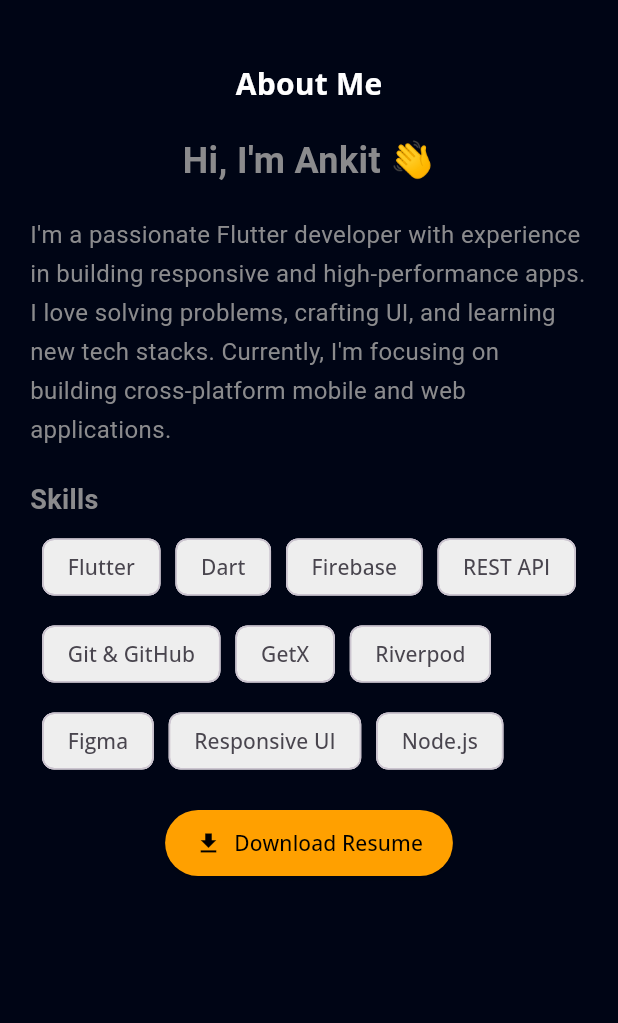
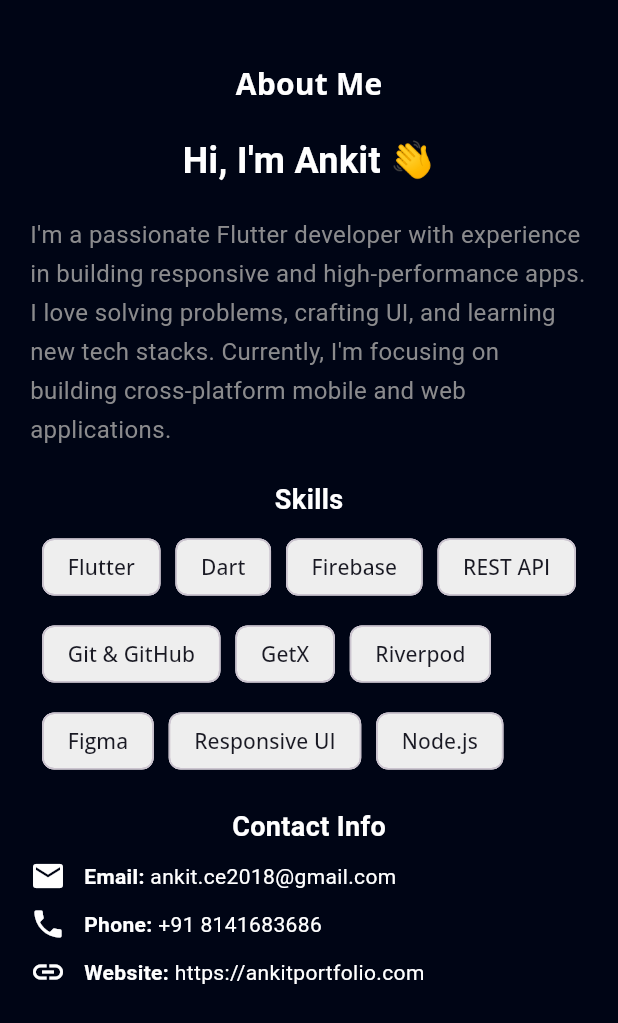
Before and after one commit to ankitflutter01/my-portfolio-flutter, a Flutter app: the AboutPage screen opened directly, on a phone screen of 412 x 824 dp. Shown: the top 1023 px of the screen. Run offline on Flutter 3.47's test engine with Material 3 defaults, Android fonts, the phone set to English and light mode, and no system bars; our stand-ins replace flutter_svg, font_awesome_flutter, get, google_fonts, photo_view.

Commit message:
init commit

```diff
--- a/lib/view/about/about_page.dart
+++ b/lib/view/about/about_page.dart
@@ -17,13 +17,13 @@ class AboutPage extends StatelessWidget {
             if (Responsive.isLargeMobile(context)) const SizedBox(height: defaultPadding),
             const TitleText(prefix: 'About', title: 'Me'),
             const SizedBox(height: defaultPadding),
-            Expanded(
+            const Expanded(
               child: Responsive(
-                mobile: const AboutInfo(isMobile: true),
-                largeMobile: const AboutInfo(isMobile: true),
-                tablet: const AboutInfo(isMobile: false),
-                desktop: const AboutInfo(isMobile: false),
-                extraLargeScreen: const AboutInfo(isMobile: false),
+                mobile: AboutInfo(isMobile: true),
+                largeMobile: AboutInfo(isMobile: true),
+                tablet: AboutInfo(isMobile: false),
+                desktop: AboutInfo(isMobile: false),
+                extraLargeScreen: AboutInfo(isMobile: false),
               ),
             ),
           ],
@@ -49,13 +49,13 @@ class AboutInfo extends StatelessWidget {
         : Row(
       children: [
         Expanded(flex: 2, child: Column(children: _buildContent())),
-        const SizedBox(width: defaultPadding),
-        Expanded(
-          child: CircleAvatar(
-            radius: 80,
-            backgroundImage: AssetImage('assets/images/profile_img.jpg'), // Your profile image
-          ),
-        ),
+        // const SizedBox(width: defaultPadding),
+        // const Expanded(
+        //   child: CircleAvatar(
+        //     radius: 80,
+        //     backgroundImage: AssetImage('assets/images/profile_img.jpg'), // Your profile image
+        //   ),
+        // ),
       ],
     );
   }
@@ -64,7 +64,7 @@ class AboutInfo extends StatelessWidget {
     return [
       const Text(
         "Hi, I'm Ankit 👋",
-        style: TextStyle(fontSize: 24, fontWeight: FontWeight.bold),
+        style: TextStyle(fontSize: 24, fontWeight: FontWeight.bold,color: Colors.white,),
       ),
       const SizedBox(height: defaultPadding),
       const Text(
@@ -74,24 +74,20 @@ class AboutInfo extends StatelessWidget {
       ),
       const SizedBox(height: defaultPadding),
       const Align(
-        alignment: Alignment.centerLeft,
-        child: Text("Skills", style: TextStyle(fontSize: 18, fontWeight: FontWeight.bold)),
+        alignment: Alignment.center,
+        child: Text("Skills", style: TextStyle(fontSize: 18, fontWeight: FontWeight.bold,color: primaryColor)),
       ),
       const SizedBox(height: 8),
       const SkillChips(),
       const SizedBox(height: defaultPadding),
-      ElevatedButton.icon(
-        onPressed: () {
-          // TODO: implement download resume logic
-        },
-        icon: const Icon(Icons.download),
-        label: const Text("Download Resume"),
-        style: ElevatedButton.styleFrom(
-          backgroundColor: Colors.amber[700],
-          foregroundColor: Colors.black,
-          padding: const EdgeInsets.symmetric(horizontal: 20, vertical: 12),
-        ),
-      )
+      const Align(
+        alignment: Alignment.center,
+        child: Text("Contact Info", style: TextStyle(fontSize: 18, fontWeight: FontWeight.bold, color: primaryColor)),
+      ),
+      const SizedBox(height: 8),
+      const Align(
+          alignment: Alignment.center,
+          child: ContactInfo()),
     ];
   }
 }
@@ -119,10 +115,63 @@ class SkillChips extends StatelessWidget {
       runSpacing: 10,
       children: skills
           .map((skill) => Chip(
-        label: Text(skill),
+        label: Text(skill,style: const TextStyle(color: darkColor)),
         backgroundColor: Colors.grey.shade200,
       ))
           .toList(),
     );
   }
 }
+
+class ContactInfo extends StatelessWidget {
+  const ContactInfo({super.key});
+
+  @override
+  Widget build(BuildContext context) {
+    return const Column(
+      crossAxisAlignment: CrossAxisAlignment.center,
+      mainAxisAlignment: MainAxisAlignment.center,
+      children: [
+        ContactRow(icon: Icons.email, label: 'Email', value: 'ankit.ce2018@gmail.com'),
+        SizedBox(height: 8),
+        ContactRow(icon: Icons.phone, label: 'Phone', value: '+91 8141683686'),
+        SizedBox(height: 8),
+        ContactRow(icon: Icons.link, label: 'Website', value: 'https://ankitportfolio.com'),
+        // Add more contact rows if needed (LinkedIn, GitHub, etc.)
+      ],
+    );
+  }
+}
+
+class ContactRow extends StatelessWidget {
+  final IconData icon;
+  final String label;
+  final String value;
+
+  const ContactRow({
+    super.key,
+    required this.icon,
+    required this.label,
+    required this.value,
+  });
+
+  @override
+  Widget build(BuildContext context) {
+    return Row(
+      children: [
+        Icon(icon, color: primaryColor),
+        const SizedBox(width: 12),
+        Text(
+          '$label: ',
+          style: const TextStyle(fontWeight: FontWeight.bold, color: primaryColor),
+        ),
+        Expanded(
+          child: Text(
+            value,
+            style: const TextStyle(color: Colors.white),
+          ),
+        ),
+      ],
+    );
+  }
+}
--- a/lib/view/home/home.dart
+++ b/lib/view/home/home.dart
@@ -16,7 +16,7 @@ class HomePage extends StatelessWidget {
       ProjectsView(),
       Certifications(),
       Experience(),
-      AboutPage(),
+      const AboutPage(),
     ]);
   }
 }
--- a/lib/view/intro/components/download_button.dart
+++ b/lib/view/intro/components/download_button.dart
@@ -10,7 +10,7 @@ class DownloadButton extends StatelessWidget {
   Widget build(BuildContext context) {
     return InkWell(
       onTap: () {
-        launchUrl(Uri.parse('https://drive.google.com/file/d/1HSIe7rdk8VtrAL4DQuybfMHQgDrQ6xNs/view?usp=sharing'));
+        launchUrl(Uri.parse('https://drive.google.com/file/d/12vFSdnmvAvcJ_ehc2NY5by5UZwpDM3cK/view?usp=sharing'));
       },
       child: Container(
         alignment: Alignment.center,
--- a/lib/view/intro/components/intro_body.dart
+++ b/lib/view/intro/components/intro_body.dart
@@ -15,6 +15,7 @@ class IntroBody extends StatelessWidget {
     return Row(
       children: [
         SingleChildScrollView(
+          scrollDirection: Axis.vertical,
           child: Column(
             crossAxisAlignment: CrossAxisAlignment.start,
             mainAxisAlignment: MainAxisAlignment.center,
@@ -64,9 +65,15 @@ class IntroBody extends StatelessWidget {
             ],
           ),
         ),
-        const Spacer(),
+        if(!Responsive.isMobile(context))
+          const Spacer(),
+        if(Responsive.isMobile(context))
+          const SizedBox(width: 20),
         if (Responsive.isDesktop(context)) const AnimatedImageContainer(),
-        const Spacer()
+        if(!Responsive.isMobile(context))
+          const Spacer(),
+        if(Responsive.isMobile(context))
+          const SizedBox(width: 20),
       ],
     );
   }
--- a/lib/view/main/components/connect_button.dart
+++ b/lib/view/main/components/connect_button.dart
@@ -12,7 +12,7 @@ class ConnectButton extends StatelessWidget {
       padding:  const EdgeInsets.symmetric(vertical: defaultPadding),
       child: InkWell(
         onTap: () {
-          launchUrl(Uri.parse('https://wa.me/03054200605'));
+          launchUrl(Uri.parse('https://wa.me/+91 8141683686'));
         },
         borderRadius: BorderRadius.circular(defaultPadding +10),
         child: Container(
--- a/lib/view/main/components/navigation_button_list.dart
+++ b/lib/view/main/components/navigation_button_list.dart
@@ -14,10 +14,10 @@ class NavigationButtonList extends StatelessWidget {
         child: Row(
           children: [
             NavigationTextButton(onTap: () {controller.animateToPage(0, duration: const Duration(milliseconds: 500), curve: Curves.easeIn);}, text: 'Home'),
-           if(!Responsive.isLargeMobile(context)) NavigationTextButton(onTap: () {controller.animateToPage(4, duration: const Duration(milliseconds: 500), curve: Curves.easeIn);}, text: 'About us'),
             NavigationTextButton(onTap: () {controller.animateToPage(1, duration: const Duration(milliseconds: 500), curve: Curves.easeIn);}, text: 'Projects'),
-            NavigationTextButton(onTap: () {controller.animateToPage(2, duration: const Duration(milliseconds: 500), curve: Curves.easeIn);}, text: 'Certifications'),
+            // NavigationTextButton(onTap: () {controller.animateToPage(2, duration: const Duration(milliseconds: 500), curve: Curves.easeIn);}, text: 'Certifications'),
             NavigationTextButton(onTap: () {controller.animateToPage(3, duration: const Duration(milliseconds: 500), curve: Curves.easeIn);}, text: 'Experience'),
+            NavigationTextButton(onTap: () {controller.animateToPage(4, duration: const Duration(milliseconds: 500), curve: Curves.easeIn);}, text: 'About us'),
           ],
         ),
       );
--- a/lib/view/main/main_view.dart
+++ b/lib/view/main/main_view.dart
@@ -16,12 +16,24 @@ class MainView extends StatelessWidget {
       body: Center(
         child: Column(
           children: [
-            kIsWeb && !Responsive.isLargeMobile(context) ? const SizedBox(height:defaultPadding*2,) : const SizedBox(height:defaultPadding/2,),
+            kIsWeb && !Responsive.isMobile(context) ? const SizedBox(height:defaultPadding*2,) : const SizedBox(height:defaultPadding/2,),
              const SizedBox(
                 height: 80,
                 child: TopNavigationBar(),
             ),
-            if(Responsive.isLargeMobile(context))  const Row(children: [Spacer(),NavigationButtonList(),Spacer()],),
+            if(Responsive.isMobile(context))
+              const SingleChildScrollView(
+              scrollDirection: Axis.horizontal, // or vertical if needed
+              child: Padding(
+                padding: EdgeInsets.symmetric(horizontal: 16.0),
+                child: Row(
+                  mainAxisAlignment: MainAxisAlignment.center,
+                  children: [
+                    NavigationButtonList(),
+                  ],
+                ),
+              ),
+            ),
             Expanded(
                 flex: 9,
                 child: PageView(
```
Also changed, not shown: 1 other file.
